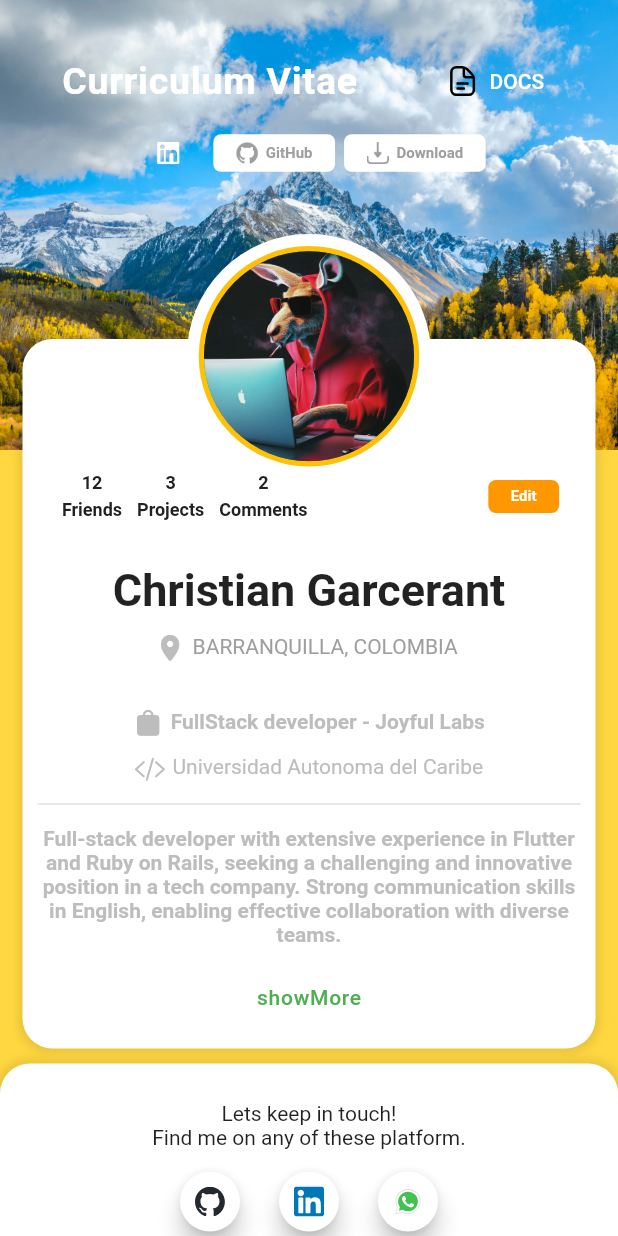
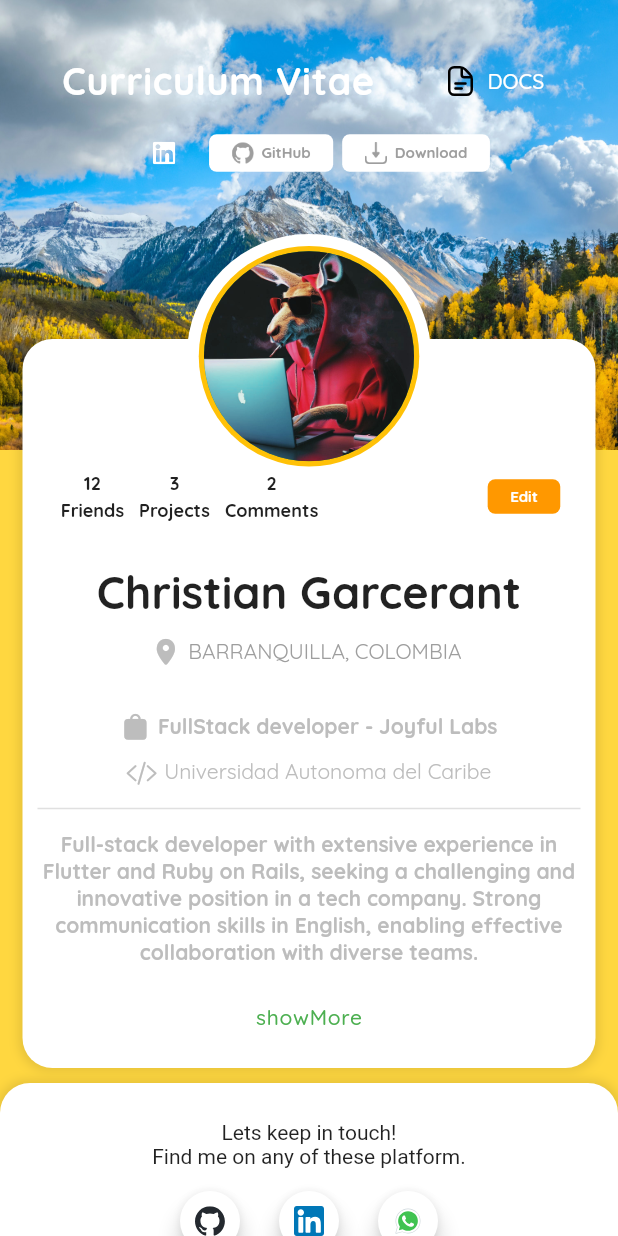
Before and after one commit to Christgrant98/curriculum-vitae-flutter, a Flutter app: the screen it shows after launch, on a phone screen of 412 x 824 dp. Run offline on Flutter 3.47's test engine with Material 2 defaults, Android fonts, the phone set to English and light mode, and no system bars; our stand-ins replace flutter_svg, google_fonts.

Commit message:
google fonts has been added in project: in order to be used quicksand font

```diff
--- a/lib/footer_panel.dart
+++ b/lib/footer_panel.dart
@@ -2,6 +2,7 @@ import 'package:curriculum_vitae/icon_label_button.dart';
 import 'package:curriculum_vitae/platform_services.dart';
 import 'package:flutter/cupertino.dart';
 import 'package:flutter/material.dart';
+import 'package:google_fonts/google_fonts.dart';
 
 class FooterPanel extends StatelessWidget {
   bool isMobile = true;
@@ -90,10 +91,10 @@ class FooterPanel extends StatelessWidget {
   Widget UsefulLinks() => Column(
         crossAxisAlignment: CrossAxisAlignment.center,
         children: [
-          const Text(
+          Text(
             'CONTACT LINKS',
             textAlign: TextAlign.center,
-            style: TextStyle(fontWeight: FontWeight.bold),
+            style: GoogleFonts.quicksand(fontWeight: FontWeight.bold),
           ),
           TextButtons('About me', Colors.grey),
           TextButtons('Github', Colors.grey),
@@ -104,10 +105,10 @@ class FooterPanel extends StatelessWidget {
   Widget OtherResources() => Column(
         crossAxisAlignment: CrossAxisAlignment.center,
         children: [
-          const Text(
+          Text(
             'PERSONAL REFERENCES',
             textAlign: TextAlign.center,
-            style: TextStyle(fontWeight: FontWeight.bold),
+            style: GoogleFonts.quicksand(fontWeight: FontWeight.bold),
           ),
           TextButtons('About me', Colors.grey),
           TextButtons('Github', Colors.grey),
--- a/lib/header_panel.dart
+++ b/lib/header_panel.dart
@@ -1,5 +1,6 @@
 import 'package:curriculum_vitae/icon_label_button.dart';
 import 'package:flutter/material.dart';
+import 'package:google_fonts/google_fonts.dart';
 import 'platform_services.dart';
 
 class HeaderPanel extends StatelessWidget {
@@ -37,8 +38,8 @@ class HeaderPanel extends StatelessWidget {
   Widget leftSidePanel() => Row(
         mainAxisAlignment: MainAxisAlignment.start,
         children: [
-          const Text('Curriculum Vitae',
-              style: TextStyle(
+          Text('Curriculum Vitae',
+              style: GoogleFonts.quicksand(
                   fontSize: 25,
                   color: Colors.white,
                   fontWeight: FontWeight.bold,
--- a/lib/icon_label_button.dart
+++ b/lib/icon_label_button.dart
@@ -1,5 +1,6 @@
 import 'package:flutter/material.dart';
 import 'package:flutter_svg/flutter_svg.dart';
+import 'package:google_fonts/google_fonts.dart';
 
 Widget IconLabelButtons(String lebel, String path) => TextButton.icon(
     onPressed: () => print('pressed'),
@@ -7,11 +8,11 @@ Widget IconLabelButtons(String lebel, String path) => TextButton.icon(
       path,
       width: 20,
     ),
-    label: Text(lebel, style: const TextStyle(color: Colors.white)));
+    label: Text(lebel, style: GoogleFonts.quicksand(color: Colors.white)));
 
 Widget TextButtons(String label, Color color) => TextButton(
     child: Text(label,
-        style: TextStyle(
+        style: GoogleFonts.quicksand(
             color: color,
             fontSize: 14,
             fontWeight: FontWeight.w500,
@@ -37,7 +38,7 @@ Widget NormalButton(String label, Color txtcolor, String path, Color iconColor,
             if (path != '') Image.asset(path, color: iconColor, width: 15),
             if (path != '') const SizedBox(width: 5),
             Text(label,
-                style: TextStyle(
+                style: GoogleFonts.quicksand(
                     fontSize: 10, color: txtcolor, fontWeight: FontWeight.w700))
           ])),
     );
--- a/lib/profile_info.dart
+++ b/lib/profile_info.dart
@@ -2,6 +2,7 @@ import 'package:curriculum_vitae/icon_label_button.dart';
 import 'package:curriculum_vitae/platform_services.dart';
 import 'package:flutter/cupertino.dart';
 import 'package:flutter/material.dart';
+import 'package:google_fonts/google_fonts.dart';
 
 class ProfileInfo extends StatelessWidget {
   String data =
@@ -37,8 +38,9 @@ class ProfileInfo extends StatelessWidget {
           SizedBox(
             height: isMobile ? 20 : 50,
           ),
-          const Text(
-              style: TextStyle(fontSize: 30, fontWeight: FontWeight.bold),
+          Text(
+              style: GoogleFonts.quicksand(
+                  fontSize: 30, fontWeight: FontWeight.bold),
               'Christian Garcerant'),
           const SizedBox(height: 10),
           Row(
@@ -51,8 +53,8 @@ class ProfileInfo extends StatelessWidget {
                 color: Colors.grey[400],
               ),
               const SizedBox(width: 5),
-              const Text(
-                  style: TextStyle(color: Colors.grey),
+              Text(
+                  style: GoogleFonts.quicksand(color: Colors.grey),
                   'BARRANQUILLA, COLOMBIA '),
             ],
           ),
@@ -68,7 +70,7 @@ class ProfileInfo extends StatelessWidget {
               ),
               const SizedBox(width: 5),
               Text(
-                  style: TextStyle(
+                  style: GoogleFonts.quicksand(
                       fontWeight: FontWeight.bold, color: Colors.grey[400]),
                   'FullStack developer - Joyful Labs'),
             ],
@@ -85,7 +87,7 @@ class ProfileInfo extends StatelessWidget {
               ),
               const SizedBox(width: 5),
               Text(
-                  style: TextStyle(color: Colors.grey[400]),
+                  style: GoogleFonts.quicksand(color: Colors.grey[400]),
                   'Universidad Autonoma del Caribe'),
             ],
           ),
@@ -96,7 +98,7 @@ class ProfileInfo extends StatelessWidget {
           ),
           Text(
               textAlign: TextAlign.center,
-              style: TextStyle(
+              style: GoogleFonts.quicksand(
                   fontWeight: FontWeight.bold, color: Colors.grey[400]),
               data),
           const SizedBox(height: 10),
@@ -115,14 +117,14 @@ class ProfileInfo extends StatelessWidget {
           children: [
             Text(
               '$value',
-              style: TextStyle(
+              style: GoogleFonts.quicksand(
                   color: Colors.grey[900],
                   fontSize: 12,
                   fontWeight: FontWeight.bold),
             ),
             Text(
               label,
-              style: TextStyle(
+              style: GoogleFonts.quicksand(
                   color: Colors.grey[900],
                   fontSize: 12,
                   fontWeight: FontWeight.bold),
--- a/pubspec.yaml
+++ b/pubspec.yaml
@@ -37,6 +37,7 @@ dependencies:
   # Use with the CupertinoIcons class for iOS style icons.
   cupertino_icons: ^1.0.2
   flutter_svg: ^2.0.5
+  google_fonts: ^4.0.4
 
 dev_dependencies:
   flutter_test:
```
Also changed, not shown: pubspec.lock, 1 other file.
